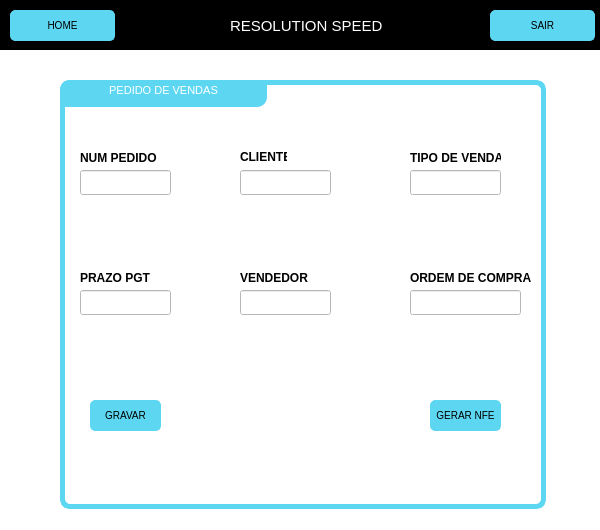
First picture: the form in assets/screens/pedido_venda.ui, repository Resolution-Speed/Software_ERP_Resolution_Speed, before the edit.
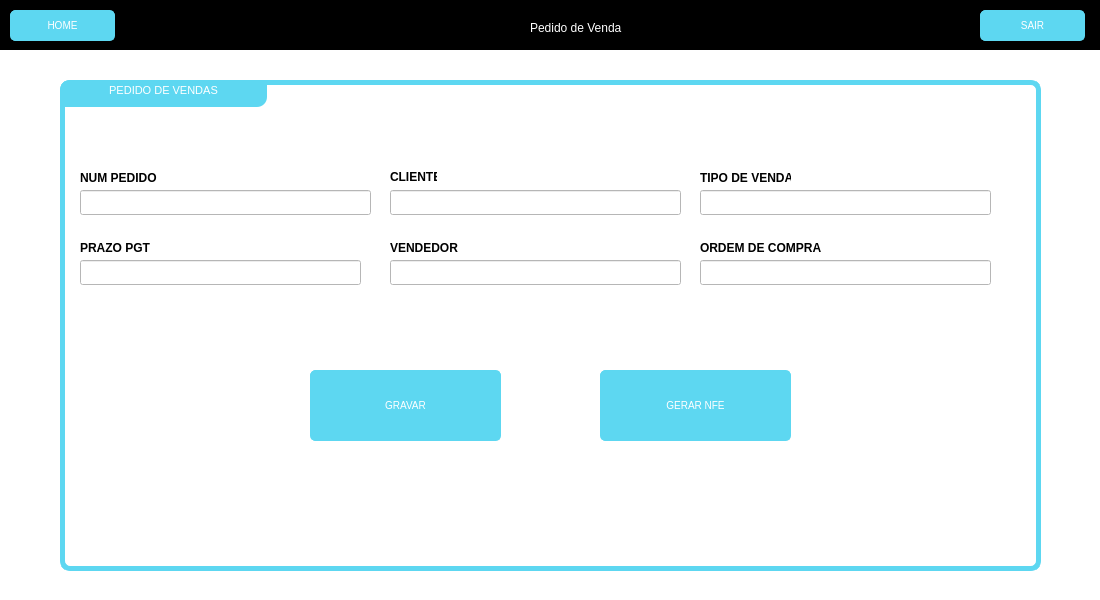
Second picture: the form after the edit.

The edit to the form file:
```diff
--- a/assets/screens/pedido_venda.ui
+++ b/assets/screens/pedido_venda.ui
@@ -6,20 +6,20 @@
    <rect>
     <x>0</x>
     <y>0</y>
-    <width>600</width>
-    <height>530</height>
+    <width>1100</width>
+    <height>600</height>
    </rect>
   </property>
   <property name="minimumSize">
    <size>
-    <width>600</width>
-    <height>530</height>
+    <width>1100</width>
+    <height>600</height>
    </size>
   </property>
   <property name="maximumSize">
    <size>
-    <width>600</width>
-    <height>530</height>
+    <width>1100</width>
+    <height>600</height>
    </size>
   </property>
   <property name="windowTitle">
@@ -34,8 +34,8 @@
      <rect>
       <x>60</x>
       <y>80</y>
-      <width>486</width>
-      <height>429</height>
+      <width>981</width>
+      <height>491</height>
      </rect>
     </property>
     <property name="styleSheet">
@@ -76,8 +76,8 @@
     <property name="geometry">
      <rect>
       <x>80</x>
-      <y>170</y>
-      <width>91</width>
+      <y>190</y>
+      <width>291</width>
       <height>25</height>
      </rect>
     </property>
@@ -88,9 +88,9 @@
    <widget class="QLineEdit" name="line_tipovenda">
     <property name="geometry">
      <rect>
-      <x>410</x>
-      <y>170</y>
-      <width>91</width>
+      <x>700</x>
+      <y>190</y>
+      <width>291</width>
       <height>25</height>
      </rect>
     </property>
@@ -101,9 +101,9 @@
    <widget class="QLineEdit" name="line_ordemcompra">
     <property name="geometry">
      <rect>
-      <x>410</x>
-      <y>290</y>
-      <width>111</width>
+      <x>700</x>
+      <y>260</y>
+      <width>291</width>
       <height>25</height>
      </rect>
     </property>
@@ -114,9 +114,9 @@
    <widget class="QLineEdit" name="line_cliente">
     <property name="geometry">
      <rect>
-      <x>240</x>
-      <y>170</y>
-      <width>91</width>
+      <x>390</x>
+      <y>190</y>
+      <width>291</width>
       <height>25</height>
      </rect>
     </property>
@@ -128,8 +128,8 @@
     <property name="geometry">
      <rect>
       <x>80</x>
-      <y>290</y>
-      <width>91</width>
+      <y>260</y>
+      <width>281</width>
       <height>25</height>
      </rect>
     </property>
@@ -140,9 +140,9 @@
    <widget class="QLineEdit" name="line_vendedor">
     <property name="geometry">
      <rect>
-      <x>240</x>
-      <y>290</y>
-      <width>91</width>
+      <x>390</x>
+      <y>260</y>
+      <width>291</width>
       <height>25</height>
      </rect>
     </property>
@@ -154,7 +154,7 @@
     <property name="geometry">
      <rect>
       <x>80</x>
-      <y>150</y>
+      <y>170</y>
       <width>81</width>
       <height>16</height>
      </rect>
@@ -172,8 +172,8 @@
    <widget class="QLabel" name="lb_cliente">
     <property name="geometry">
      <rect>
-      <x>240</x>
-      <y>150</y>
+      <x>390</x>
+      <y>170</y>
       <width>47</width>
       <height>13</height>
      </rect>
@@ -191,8 +191,8 @@
    <widget class="QLabel" name="lb_tipovenda">
     <property name="geometry">
      <rect>
-      <x>410</x>
-      <y>150</y>
+      <x>700</x>
+      <y>170</y>
       <width>91</width>
       <height>16</height>
      </rect>
@@ -211,7 +211,7 @@
     <property name="geometry">
      <rect>
       <x>80</x>
-      <y>270</y>
+      <y>240</y>
       <width>71</width>
       <height>16</height>
      </rect>
@@ -229,8 +229,8 @@
    <widget class="QLabel" name="lb_vendedor">
     <property name="geometry">
      <rect>
-      <x>240</x>
-      <y>270</y>
+      <x>390</x>
+      <y>240</y>
       <width>91</width>
       <height>16</height>
      </rect>
@@ -248,8 +248,8 @@
    <widget class="QLabel" name="lb_ordemcompra">
     <property name="geometry">
      <rect>
-      <x>410</x>
-      <y>270</y>
+      <x>700</x>
+      <y>240</y>
       <width>121</width>
       <height>16</height>
      </rect>
@@ -267,10 +267,10 @@
    <widget class="QPushButton" name="button_home_2">
     <property name="geometry">
      <rect>
-      <x>90</x>
-      <y>400</y>
-      <width>71</width>
-      <height>31</height>
+      <x>310</x>
+      <y>370</y>
+      <width>191</width>
+      <height>71</height>
      </rect>
     </property>
     <property name="cursor">
@@ -282,7 +282,8 @@
     background-color: rgb(93, 215, 241); 
     border: 1px solid rgb(93, 215, 241);
     border-radius: 5px;
-    font-size: 10px;    
+    font-size: 10px;
+	color: #fff
 }
 QPushButton:hover
 {
@@ -297,10 +298,10 @@
    <widget class="QPushButton" name="button_gnfe">
     <property name="geometry">
      <rect>
-      <x>430</x>
-      <y>400</y>
-      <width>71</width>
-      <height>31</height>
+      <x>600</x>
+      <y>370</y>
+      <width>191</width>
+      <height>71</height>
      </rect>
     </property>
     <property name="cursor">
@@ -312,7 +313,8 @@
     background-color: rgb(93, 215, 241); 
     border: 1px solid rgb(93, 215, 241);
     border-radius: 5px;
-    font-size: 10px;    
+    font-size: 10px;
+	color: #fff;
 }
 QPushButton:hover
 {
@@ -324,66 +326,12 @@
      <string>GERAR NFE</string>
     </property>
    </widget>
-   <widget class="QLabel" name="homeTitle">
-    <property name="geometry">
-     <rect>
-      <x>230</x>
-      <y>10</y>
-      <width>161</width>
-      <height>31</height>
-     </rect>
-    </property>
-    <property name="styleSheet">
-     <string notr="true">background-color: transparent;
-color: #fff;
-font-size: 15px</string>
-    </property>
-    <property name="text">
-     <string>RESOLUTION SPEED</string>
-    </property>
-   </widget>
-   <widget class="QPushButton" name="homeButton">
-    <property name="geometry">
-     <rect>
-      <x>10</x>
-      <y>10</y>
-      <width>105</width>
-      <height>31</height>
-     </rect>
-    </property>
-    <property name="font">
-     <font>
-      <pointsize>-1</pointsize>
-     </font>
-    </property>
-    <property name="cursor">
-     <cursorShape>PointingHandCursor</cursorShape>
-    </property>
-    <property name="styleSheet">
-     <string notr="true">QPushButton
-{
-	background-color: rgb(93, 215, 241); 
-	border: 1px solid rgb(93, 215, 241);
-	border-radius: 5px;
-	font-size: 10px;	
-}
-QPushButton:hover
-{
-	background-color: #000000;
-	color : rgb(93, 215, 241);
-}
-</string>
-    </property>
-    <property name="text">
-     <string>HOME</string>
-    </property>
-   </widget>
    <widget class="QGraphicsView" name="wrapperHeader">
     <property name="geometry">
      <rect>
       <x>0</x>
       <y>0</y>
-      <width>601</width>
+      <width>1101</width>
       <height>50</height>
      </rect>
     </property>
@@ -394,7 +342,7 @@
    <widget class="QPushButton" name="exitButton">
     <property name="geometry">
      <rect>
-      <x>490</x>
+      <x>980</x>
       <y>10</y>
       <width>105</width>
       <height>31</height>
@@ -409,7 +357,8 @@
 	background-color: rgb(93, 215, 241); 
 	border: 1px solid rgb(93, 215, 241);
 	border-radius: 5px;
-	font-size: 10px;	
+	font-size: 10px;
+	color: #fff;
 }
 QPushButton:hover
 {
@@ -422,26 +371,61 @@
      <string>SAIR</string>
     </property>
    </widget>
-   <zorder>embrulho_2</zorder>
-   <zorder>wrapperHeader</zorder>
-   <zorder>homeButton</zorder>
-   <zorder>homeTitle</zorder>
-   <zorder>exitButton</zorder>
-   <zorder>textBrowser_3</zorder>
-   <zorder>line_npedido</zorder>
-   <zorder>line_tipovenda</zorder>
-   <zorder>line_ordemcompra</zorder>
-   <zorder>line_cliente</zorder>
-   <zorder>line_prazopgt</zorder>
-   <zorder>line_vendedor</zorder>
-   <zorder>lb_npedido</zorder>
-   <zorder>lb_cliente</zorder>
-   <zorder>lb_tipovenda</zorder>
-   <zorder>lb_prazopgt</zorder>
-   <zorder>lb_vendedor</zorder>
-   <zorder>lb_ordemcompra</zorder>
-   <zorder>button_home_2</zorder>
-   <zorder>button_gnfe</zorder>
+   <widget class="QLabel" name="homeTitle">
+    <property name="geometry">
+     <rect>
+      <x>530</x>
+      <y>20</y>
+      <width>101</width>
+      <height>16</height>
+     </rect>
+    </property>
+    <property name="styleSheet">
+     <string notr="true">background-color: transparent;
+color: #fff;
+font-size: 12px</string>
+    </property>
+    <property name="text">
+     <string>Pedido de Venda</string>
+    </property>
+   </widget>
+   <widget class="QPushButton" name="homeButton">
+    <property name="geometry">
+     <rect>
+      <x>10</x>
+      <y>10</y>
+      <width>105</width>
+      <height>31</height>
+     </rect>
+    </property>
+    <property name="font">
+     <font>
+      <pointsize>-1</pointsize>
+     </font>
+    </property>
+    <property name="cursor">
+     <cursorShape>PointingHandCursor</cursorShape>
+    </property>
+    <property name="styleSheet">
+     <string notr="true">QPushButton
+{
+	background-color: rgb(93, 215, 241); 
+	border: 1px solid rgb(93, 215, 241);
+	border-radius: 5px;
+	font-size: 10px;
+	color: #fff;
+}
+QPushButton:hover
+{
+	background-color: #000000;
+	color : rgb(93, 215, 241);
+}
+</string>
+    </property>
+    <property name="text">
+     <string>HOME</string>
+    </property>
+   </widget>
   </widget>
  </widget>
  <tabstops>
```
Left out of the diff: 3 changed lines with no effect on the pictures.
